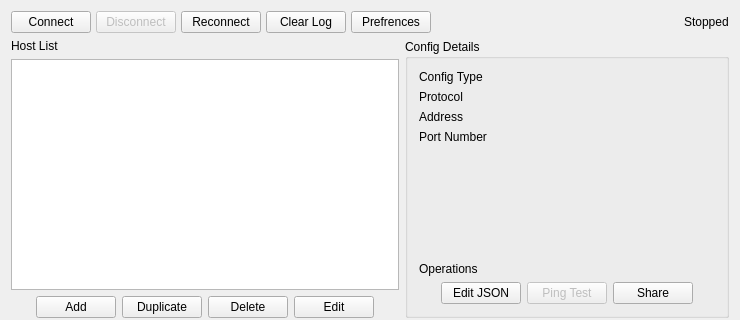
The window that src/ui/w_MainWindow.ui (darsvador/qvssr) describes before a commit, drawn with Qt 5; both pictures show x 0 to 740 and y 0 to 320 of the 740 by 590 pixel window.
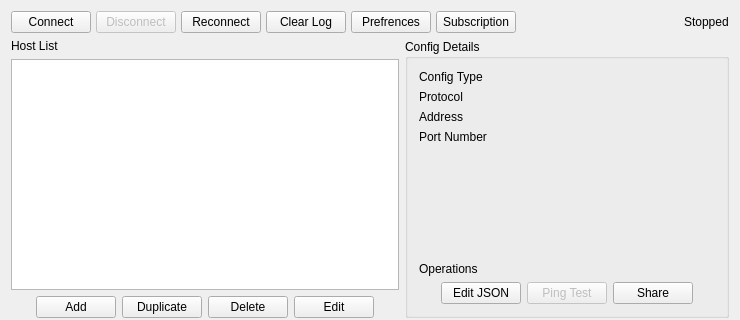
The same window after the commit.

Commit message: [add] Some basic UI for subscription

```diff
--- a/src/ui/w_MainWindow.ui
+++ b/src/ui/w_MainWindow.ui
@@ -43,7 +43,7 @@
    </property>
    <layout class="QGridLayout" name="gridLayout_4" rowstretch="0,5,4,0" columnstretch="6,5">
     <item row="0" column="0" colspan="2">
-     <layout class="QHBoxLayout" name="horizontalLayout" stretch="1,1,0,1,0,0,0">
+     <layout class="QHBoxLayout" name="horizontalLayout" stretch="1,1,0,1,0,0,0,0">
       <property name="spacing">
        <number>5</number>
       </property>
@@ -85,6 +85,13 @@
         </property>
        </widget>
       </item>
+      <item>
+       <widget class="QPushButton" name="subsButton">
+        <property name="text">
+         <string>Subscription</string>
+        </property>
+       </widget>
+      </item>
       <item>
        <spacer name="horizontalSpacer">
         <property name="orientation">
```
The commit also changes 11 other files.
